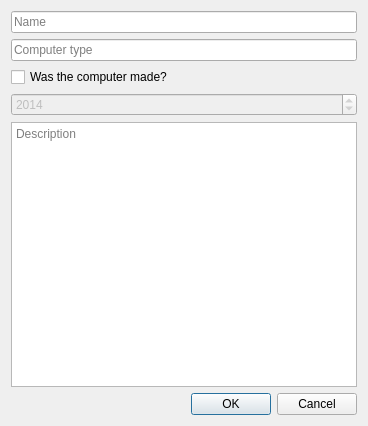
Above: Verklegt2014/AddComputerDialog.ui from Tagl/Verklegt2014 before the change. Below: the same form after it.
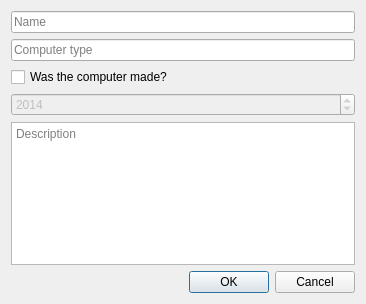
That is the form after the change.

Commit message: Person connection to computers

Diff of the .ui file:
```diff
--- a/Verklegt2014/AddComputerDialog.ui
+++ b/Verklegt2014/AddComputerDialog.ui
@@ -6,8 +6,8 @@
    <rect>
     <x>0</x>
     <y>0</y>
-    <width>368</width>
-    <height>426</height>
+    <width>362</width>
+    <height>291</height>
    </rect>
   </property>
   <property name="windowTitle">
@@ -65,7 +65,7 @@
      <property name="minimumSize">
       <size>
        <width>344</width>
-       <height>243</height>
+       <height>143</height>
       </size>
      </property>
      <property name="placeholderText">
```
The commit also changes 6 other files.
